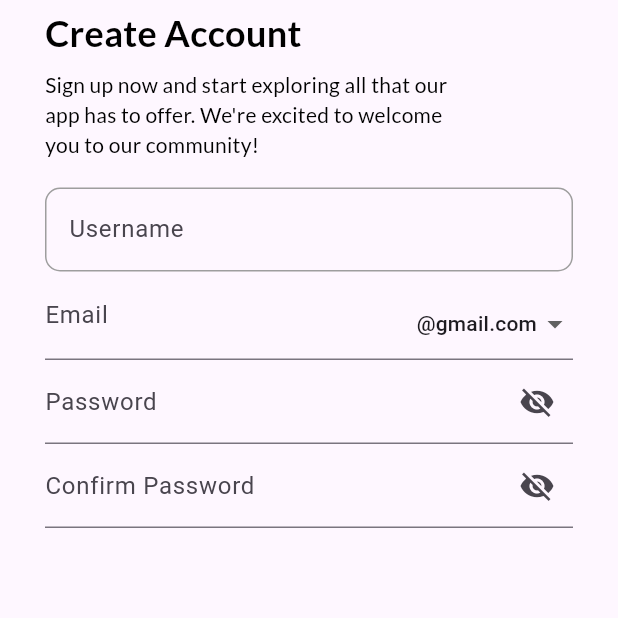
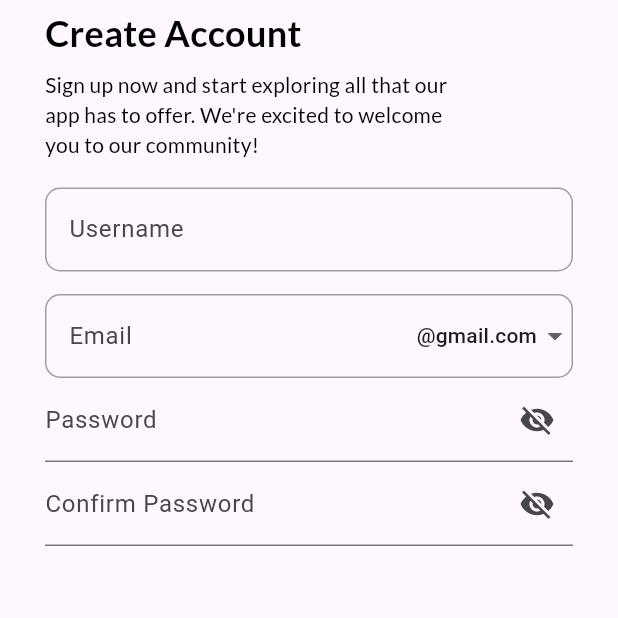
Before and after one commit to Sukhmeetsingh306/NFT_Trading, a Flutter app: the screen it shows after launch, on a phone screen of 412 x 824 dp, the top half of it. Run offline on Flutter 3.47's test engine with Material 3 defaults, Android fonts, the phone set to English and light mode, and no system bars; our stand-ins replace google_fonts.

Commit message:
updation done in the code base

```diff
--- a/frontend/lib/screens/signup_screen.dart
+++ b/frontend/lib/screens/signup_screen.dart
@@ -80,13 +80,20 @@ class _SignUpScreenState extends State<SignUpScreen> {
                         return null;
                       },
                     ),
-                    TextFormField(
-                      controller: _emailController,
-                      decoration: InputDecoration(
-                        labelText: 'Email',
+                    sizedBoxH15(),
+                    textFormField(
+                      _emailController,
+                      'Email',
+                      (value) {
+                        if (value == null || value.isEmpty) {
+                          return 'Please enter your email';
+                        } else if (!RegExp(r"^[a-zA-Z0-9+_.-]+@[a-zA-Z0-9.-]+$")
+                            .hasMatch(value)) {
+                          return 'Please enter a valid email';
+                        }
+                        return null;
+                      },
                       suffixIcon: DropdownButtonHideUnderline(
-                          child: Padding(
-                            padding: EdgeInsets.only(top: 11.0),
                         child: DropdownButton<String>(
                           value: selectedDomain,
                           alignment: Alignment.centerRight,
@@ -98,8 +105,8 @@ class _SignUpScreenState extends State<SignUpScreen> {
                               });
                             }
                           },
-                              items: emailDomains.map<DropdownMenuItem<String>>(
-                                  (String domain) {
+                          items: emailDomains
+                              .map<DropdownMenuItem<String>>((String domain) {
                             return DropdownMenuItem<String>(
                               value: domain,
                               child: Row(
@@ -117,19 +124,8 @@ class _SignUpScreenState extends State<SignUpScreen> {
                           }).toList(),
                         ),
                       ),
-                        ),
-                      ),
                       keyboardType: TextInputType.emailAddress,
                       autofillHints: [AutofillHints.email],
-                      validator: (value) {
-                        if (value == null || value.isEmpty) {
-                          return 'Please enter your email';
-                        } else if (!RegExp(r"^[a-zA-Z0-9+_.-]+@[a-zA-Z0-9.-]+$")
-                            .hasMatch(value)) {
-                          return 'Please enter a valid email';
-                        }
-                        return null;
-                      },
                       onChanged: (value) {
                         _updateEmail();
                       },
--- a/frontend/lib/utils/space_utils.dart
+++ b/frontend/lib/utils/space_utils.dart
@@ -12,6 +12,12 @@ Widget sizedBoxH10() {
   );
 }
 
+Widget sizedBoxH15() {
+  return SizedBox(
+    height: 15,
+  );
+}
+
 Widget sizedBoxH20() {
   return SizedBox(
     height: 20,
--- a/frontend/lib/utils/text_utils.dart
+++ b/frontend/lib/utils/text_utils.dart
@@ -18,12 +18,17 @@ Text googleText(String text,
 Widget textFormField(
   TextEditingController controller,
   String labelText,
-  FormFieldValidator<String> validator,
-) {
+  FormFieldValidator<String> validator, {
+  Widget? suffixIcon,
+  TextInputType? keyboardType,
+  Iterable<String>? autofillHints,
+  void Function(String)? onChanged,
+}) {
   return TextFormField(
     controller: controller,
     decoration: InputDecoration(
       labelText: labelText,
+      suffixIcon: suffixIcon,
       enabledBorder: OutlineInputBorder(
         borderSide: BorderSide(
           color: Colors.grey,
@@ -37,7 +42,10 @@ Widget textFormField(
         borderRadius: BorderRadius.circular(10.0),
       ),
     ),
+    keyboardType: keyboardType,
+    autofillHints: autofillHints,
     validator: validator,
+    onChanged: onChanged,
   );
 }
 
```
Lines whose indentation alone changed are shown as unchanged.
